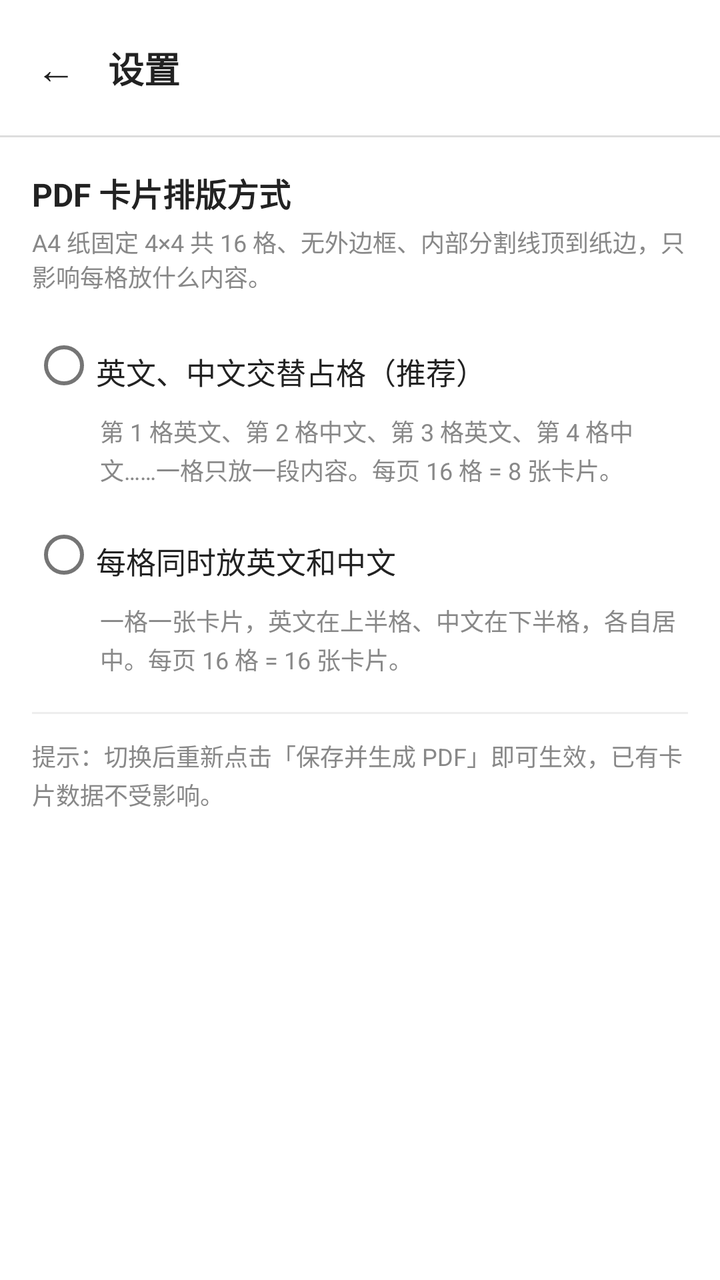
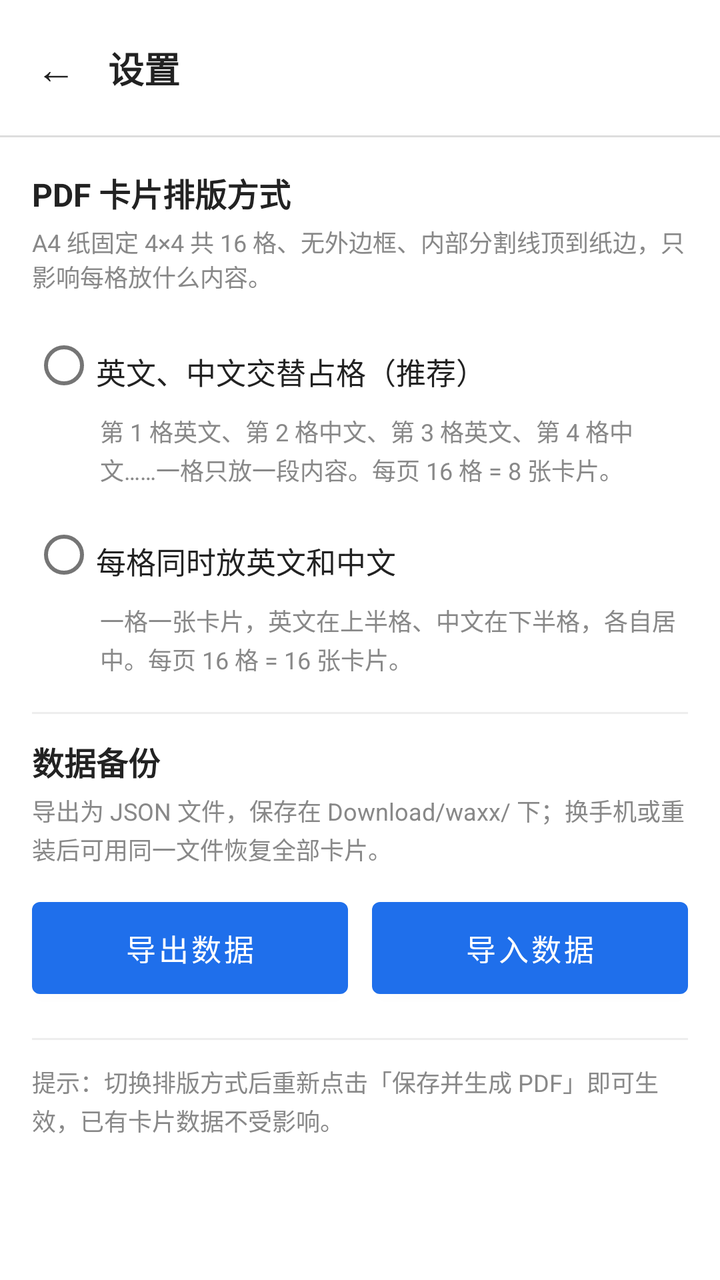

The first picture is an Android layout as it rendered before a commit; the second is the same layout after the commit. The layout source and the unified diff follow.
<!-- AndroidManifest.xml: activity theme AppTheme -->
<!-- res/layout/activity_settings.xml -->
<?xml version="1.0" encoding="utf-8"?>
<LinearLayout xmlns:android="http://schemas.android.com/apk/res/android"
    android:layout_width="match_parent"
    android:layout_height="match_parent"
    android:background="#FFFFFF"
    android:orientation="vertical">

    <LinearLayout
        android:layout_width="match_parent"
        android:layout_height="wrap_content"
        android:gravity="center_vertical"
        android:orientation="horizontal"
        android:paddingStart="8dp"
        android:paddingEnd="16dp"
        android:paddingTop="10dp"
        android:paddingBottom="10dp">

        <TextView
            android:id="@+id/btnSettingsBack"
            android:layout_width="wrap_content"
            android:layout_height="wrap_content"
            android:padding="10dp"
            android:text="←"
            android:textColor="#222222"
            android:textSize="20sp" />

        <TextView
            android:layout_width="0dp"
            android:layout_height="wrap_content"
            android:layout_marginStart="6dp"
            android:layout_weight="1"
            android:text="设置"
            android:textColor="#222222"
            android:textSize="18sp"
            android:textStyle="bold" />
    </LinearLayout>

    <View
        android:layout_width="match_parent"
        android:layout_height="1dp"
        android:background="#DDDDDD" />

    <ScrollView
        android:layout_width="match_parent"
        android:layout_height="0dp"
        android:layout_weight="1">

        <LinearLayout
            android:layout_width="match_parent"
            android:layout_height="wrap_content"
            android:orientation="vertical"
            android:padding="16dp">

            <TextView
                android:layout_width="match_parent"
                android:layout_height="wrap_content"
                android:text="PDF 卡片排版方式"
                android:textColor="#222222"
                android:textSize="16sp"
                android:textStyle="bold" />

            <TextView
                android:layout_width="match_parent"
                android:layout_height="wrap_content"
                android:layout_marginTop="4dp"
                android:text="A4 纸固定 4×4 共 16 格、无外边框、内部分割线顶到纸边，只影响每格放什么内容。"
                android:textColor="#888888"
                android:textSize="12sp" />

            <RadioGroup
                android:id="@+id/rgLayoutMode"
                android:layout_width="match_parent"
                android:layout_height="wrap_content"
                android:layout_marginTop="12dp">

                <RadioButton
                    android:id="@+id/rbSplit"
                    android:layout_width="match_parent"
                    android:layout_height="wrap_content"
                    android:paddingTop="10dp"
                    android:paddingBottom="4dp"
                    android:text="英文、中文交替占格（推荐）"
                    android:textColor="#222222"
                    android:textSize="15sp" />

                <TextView
                    android:layout_width="match_parent"
                    android:layout_height="wrap_content"
                    android:layout_marginStart="34dp"
                    android:layout_marginBottom="10dp"
                    android:lineSpacingExtra="2dp"
                    android:text="第 1 格英文、第 2 格中文、第 3 格英文、第 4 格中文……一格只放一段内容。每页 16 格 = 8 张卡片。"
                    android:textColor="#888888"
                    android:textSize="12sp" />

                <RadioButton
                    android:id="@+id/rbCombined"
                    android:layout_width="match_parent"
                    android:layout_height="wrap_content"
                    android:paddingTop="10dp"
                    android:paddingBottom="4dp"
                    android:text="每格同时放英文和中文"
                    android:textColor="#222222"
                    android:textSize="15sp" />

                <TextView
                    android:layout_width="match_parent"
                    android:layout_height="wrap_content"
                    android:layout_marginStart="34dp"
                    android:layout_marginBottom="10dp"
                    android:lineSpacingExtra="2dp"
                    android:text="一格一张卡片，英文在上半格、中文在下半格，各自居中。每页 16 格 = 16 张卡片。"
                    android:textColor="#888888"
                    android:textSize="12sp" />
            </RadioGroup>

            <View
                android:layout_width="match_parent"
                android:layout_height="1dp"
                android:layout_marginTop="8dp"
                android:layout_marginBottom="12dp"
                android:background="#EEEEEE" />

            <TextView
                android:layout_width="match_parent"
                android:layout_height="wrap_content"
                android:lineSpacingExtra="2dp"
                android:text="提示：切换后重新点击「保存并生成 PDF」即可生效，已有卡片数据不受影响。"
                android:textColor="#888888"
                android:textSize="12sp" />
        </LinearLayout>
    </ScrollView>
</LinearLayout>
<!-- resources referenced by this layout -->
<resources>
  <style name="AppTheme" parent="Theme.MaterialComponents.Light.NoActionBar">
          <item name="colorPrimary">#1F6FEB</item>
          <item name="colorPrimaryDark">#14509E</item>
          <item name="colorAccent">#1F6FEB</item>
          <item name="android:windowBackground">#FFFFFF</item>
          <item name="android:statusBarColor">#FFFFFF</item>
          <item name="android:windowLightStatusBar">true</item>
      </style>
</resources>

<!-- the commit's change to res/layout/activity_settings.xml (unified diff, before → after) -->
@@ -124,8 +124,61 @@
             <TextView
                 android:layout_width="match_parent"
                 android:layout_height="wrap_content"
+                android:text="数据备份"
+                android:textColor="#222222"
+                android:textSize="16sp"
+                android:textStyle="bold" />
+
+            <TextView
+                android:layout_width="match_parent"
+                android:layout_height="wrap_content"
+                android:layout_marginTop="4dp"
                 android:lineSpacingExtra="2dp"
-                android:text="提示：切换后重新点击「保存并生成 PDF」即可生效，已有卡片数据不受影响。"
+                android:text="导出为 JSON 文件，保存在 Download/waxx/ 下；换手机或重装后可用同一文件恢复全部卡片。"
+                android:textColor="#888888"
+                android:textSize="12sp" />
+
+            <LinearLayout
+                android:layout_width="match_parent"
+                android:layout_height="wrap_content"
+                android:layout_marginTop="12dp"
+                android:orientation="horizontal">
+
+                <Button
+                    android:id="@+id/btnExportData"
+                    android:layout_width="0dp"
+                    android:layout_height="wrap_content"
+                    android:layout_marginEnd="6dp"
+                    android:layout_weight="1"
+                    android:paddingTop="12dp"
+                    android:paddingBottom="12dp"
+                    android:text="导出数据"
+                    android:textSize="15sp" />
+
+                <Button
+                    android:id="@+id/btnImportData"
+                    android:layout_width="0dp"
+                    android:layout_height="wrap_content"
+                    android:layout_marginStart="6dp"
+                    android:layout_weight="1"
+                    android:paddingTop="12dp"
+                    android:paddingBottom="12dp"
+                    android:text="导入数据"
+                    android:textSize="15sp" />
+            </LinearLayout>
+
+            <View
+                android:layout_width="match_parent"
+                android:layout_height="1dp"
+                android:layout_marginTop="16dp"
+                android:layout_marginBottom="12dp"
+                android:background="#EEEEEE" />
+
+            <TextView
+                android:layout_width="match_parent"
+                android:layout_height="wrap_content"
+                android:lineSpacingExtra="2dp"
+                android:text="提示：切换排版方式后重新点击「保存并生成 PDF」即可生效，已有卡片数据不受影响。"
                 android:textColor="#888888"
                 android:textSize="12sp" />
         </LinearLayout>
